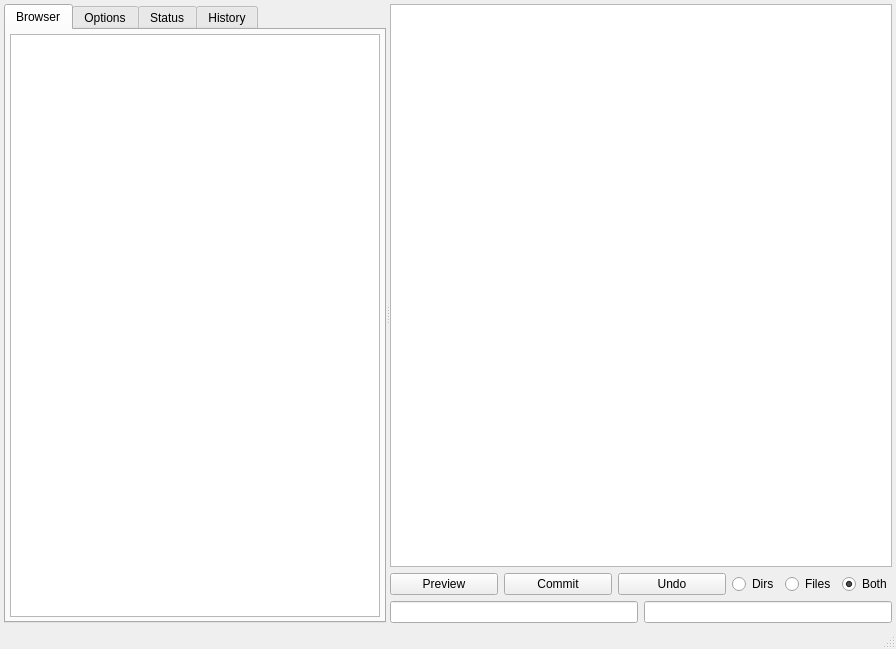
Old version of the form gui/filebrowser/demimove.ui in the repository gmdfalk/60-days-of-python.
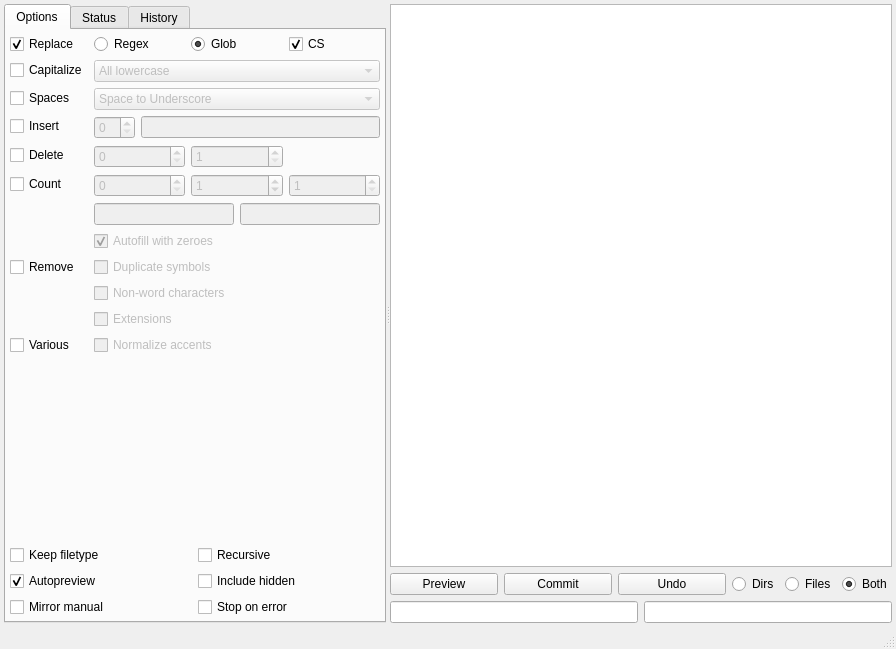
New version of the form. The open tabs and pages were chosen to show the change.

Commit message: deleted redundant qfilesystemmodel (dirtree)

The edit to the form file:
```diff
--- a/gui/filebrowser/demimove.ui
+++ b/gui/filebrowser/demimove.ui
@@ -33,26 +33,6 @@
        <property name="currentIndex">
         <number>1</number>
        </property>
-       <widget class="QWidget" name="browsertab">
-        <attribute name="title">
-         <string>Browser</string>
-        </attribute>
-        <layout class="QHBoxLayout" name="dirtreelayout">
-         <property name="spacing">
-          <number>6</number>
-         </property>
-         <property name="margin">
-          <number>4</number>
-         </property>
-         <item>
-          <widget class="QTreeView" name="dirtree">
-           <attribute name="headerVisible">
-            <bool>false</bool>
-           </attribute>
-          </widget>
-         </item>
-        </layout>
-       </widget>
        <widget class="QWidget" name="optionstab">
         <attribute name="title">
          <string>Options</string>
```
Left out of the diff: 40 changed lines with no effect on the pictures. The commit also changes 1 other file.
